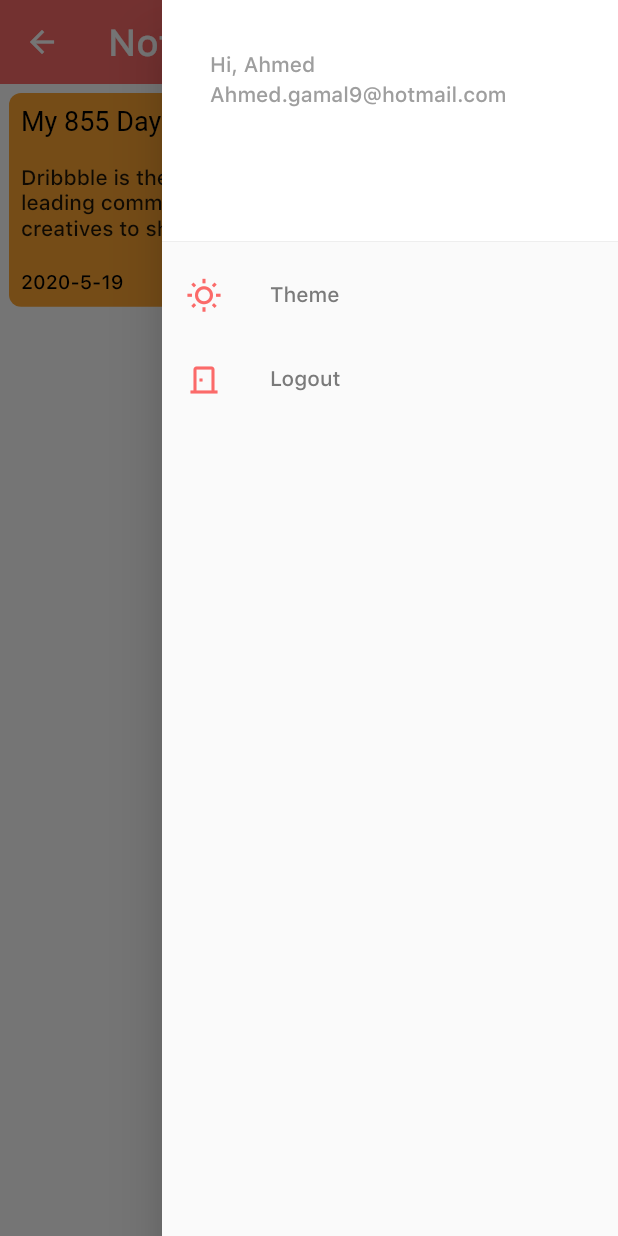
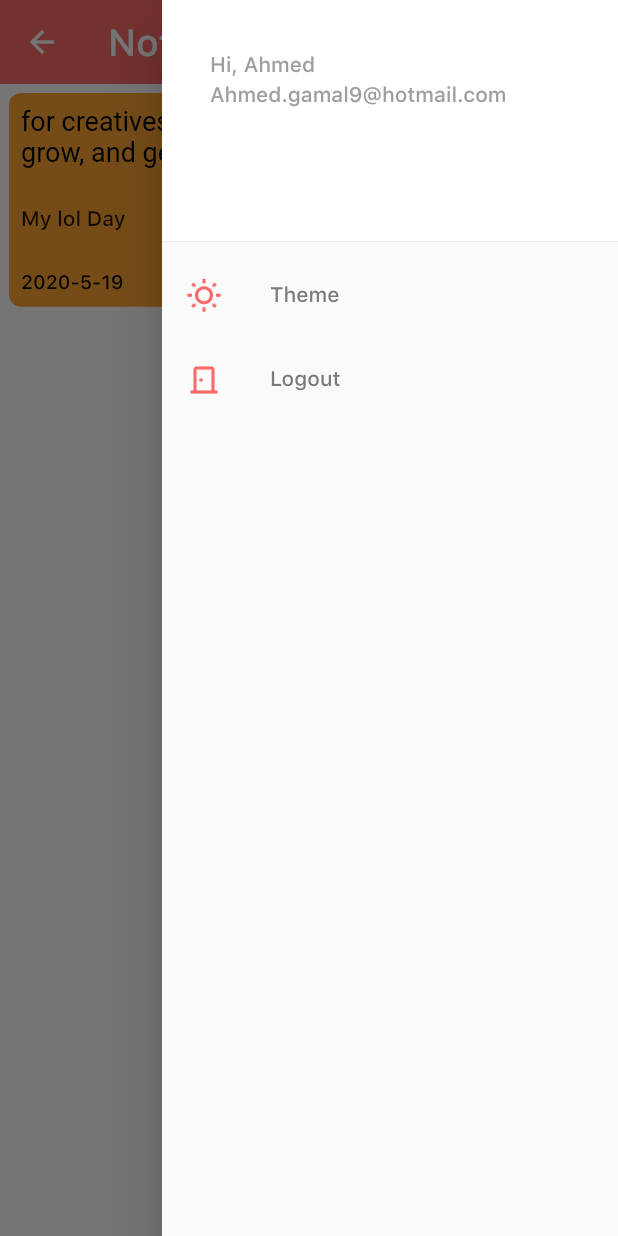
Before and after one commit to AhmedGamal905/notly, a Flutter app: the AddNote screen opened by its route, after a tap on "Save", after a tap on the "menu" icon, on a phone screen of 412 x 824 dp. Run offline on Flutter 3.47's test engine with Material 2 defaults, Android fonts, the phone set to English and light mode, and no system bars; our stand-ins replace cloud_firestore, firebase_auth, firebase_core, flutter_progress_hud, shared_preferences; accounts and stored records are empty.

Commit message:
2 edit
adding stream provider and model to the project

```diff
--- /dev/null
+++ b/lib/Models/NoteModel.dart
@@ -0,0 +1,35 @@
+import 'dart:convert';
+
+List<Note> noteFromJson(String str) =>
+    List<Note>.from(json.decode(str).map((x) => Note.fromJson(x)));
+
+String noteToJson(List<Note> data) =>
+    json.encode(List<dynamic>.from(data.map((x) => x.toJson())));
+
+class Note {
+  Note({
+    this.note,
+    this.date,
+    this.color,
+    this.title,
+  });
+
+  String note;
+  String date;
+  String color;
+  String title;
+
+  factory Note.fromJson(Map<String, dynamic> json) => Note(
+        note: json["note"],
+        date: json["date"],
+        color: json["color"],
+        title: json["title"],
+      );
+
+  Map<String, dynamic> toJson() => {
+        "note": note,
+        "date": date,
+        "color": color,
+        "title": title,
+      };
+}
--- a/lib/Screens/AddNote.dart
+++ b/lib/Screens/AddNote.dart
@@ -2,8 +2,11 @@ import 'package:cloud_firestore/cloud_firestore.dart';
 import 'package:flutter/material.dart';
 import 'package:notly/Helpers/Authentication.dart';
 import 'package:notly/Helpers/Constant/Colors.dart';
+import 'package:notly/Models/NoteModel.dart';
 import 'package:notly/Screens/Home.dart';
+import 'package:notly/Services/FirebaseServices.dart';
 import 'package:notly/Widgets/CustomButton.dart';
+
 import 'package:notly/Widgets/CustomField.dart';
 
 class AddNote extends StatefulWidget {
@@ -111,22 +114,14 @@ class _AddNoteState extends State<AddNote> {
             child: CustomButton(
               text: "Save",
               onTap: () {
-                firestoreInstance
-                    .collection("data")
-                    .doc(_userUid)
-                    .collection("notes")
-                    .doc()
-                    .set({
-                  "title": "My 855 Day",
-                  "date": "2020-5-19",
-                  "color": "CColors.lightRedTheme",
-                  "note":
-                      "Dribbble is the world’s leading community for creatives to share, grow, and get hired.Dribbble is the world’s leading community for creatives to share, grow, and get hired.Dribbble is the world’s leading community for creatives to share, grow, and get hired.",
-                }).then((_) {
-                  print("success!");
-                  Navigator.pushReplacement(
-                      context, MaterialPageRoute(builder: (context) => Home()));
-                });
+                FirebaseServices().addUserNotes(Note(
+                  note: 'My lol Day',
+                  date: '2020-5-19',
+                  color: 'ahmed',
+                  title: 'for creatives to share, grow, and get hired.',
+                ));
+                Navigator.pushReplacement(
+                    context, MaterialPageRoute(builder: (context) => Home()));
               },
               color: CColors.lightRedTheme,
             ),
--- a/lib/Screens/Auth/Login.dart
+++ b/lib/Screens/Auth/Login.dart
@@ -2,6 +2,7 @@ import 'package:cloud_firestore/cloud_firestore.dart';
 import 'package:flutter/material.dart';
 import 'package:flutter_progress_hud/flutter_progress_hud.dart';
 import 'package:notly/Helpers/Authentication.dart';
+
 import 'package:firebase_auth/firebase_auth.dart';
 import 'package:notly/Helpers/Constant/Colors.dart';
 import 'package:notly/Screens/Home.dart';
--- a/lib/Screens/Auth/SignUp.dart
+++ b/lib/Screens/Auth/SignUp.dart
@@ -2,6 +2,7 @@ import 'package:firebase_auth/firebase_auth.dart';
 import 'package:flutter/material.dart';
 import 'package:flutter_progress_hud/flutter_progress_hud.dart';
 import 'package:notly/Helpers/Authentication.dart';
+
 import 'package:notly/Helpers/Constant/Colors.dart';
 import 'package:notly/Screens/Home.dart';
 import 'package:notly/Widgets/CustomButton.dart';
--- a/lib/Screens/Home.dart
+++ b/lib/Screens/Home.dart
@@ -2,8 +2,11 @@ import 'package:cloud_firestore/cloud_firestore.dart';
 import 'package:flutter/material.dart';
 import 'package:notly/Helpers/Authentication.dart';
 import 'package:notly/Helpers/Constant/Colors.dart';
+import 'package:notly/Models/NoteModel.dart';
 import 'package:notly/Screens/Auth/Login.dart';
 import 'package:intl/intl.dart';
+import 'package:notly/Services/FirebaseServices.dart';
+import 'package:provider/provider.dart';
 
 class Home extends StatefulWidget {
   @override
@@ -30,6 +33,7 @@ class _HomeState extends State<Home> {
 
   @override
   Widget build(BuildContext context) {
+    List _userList = Provider.of<List<Note>>(context);
     return Scaffold(
       appBar: AppBar(
         iconTheme: IconThemeData(color: CColors.whiteTheme),
@@ -136,50 +140,21 @@ class _HomeState extends State<Home> {
           ],
         ),
       ),
-      body: StreamBuilder<QuerySnapshot>(
-        stream: firestoreInstance
-            .collection('data')
-            .doc(_userUid)
-            .collection('notes')
-            .snapshots(),
-        builder: (BuildContext context, AsyncSnapshot<QuerySnapshot> snapshot) {
-          if (snapshot.hasError) {
-            return new Text('Error in receiving Notes: ${snapshot.error}');
-          }
-          switch (snapshot.connectionState) {
-            case ConnectionState.none:
-              return new Text('Not connected to the Stream or null');
-            case ConnectionState.waiting:
-              return Center(
-                child: SizedBox(
-                  height: 50.0,
-                  width: 50.0,
-                  child: new CircularProgressIndicator(
-                    color: CColors.lightRedTheme,
-                  ),
-                ),
-              );
-            case ConnectionState.active:
-              print("Stream has started but not finished");
-              if (snapshot.hasData) {
-                final notes = snapshot.data.docs;
-                if (notes.length > 0) {
-                  return new GridView.builder(
-                    itemCount: notes.length,
+      body: GridView.builder(
+        itemCount: _userList.length,
         scrollDirection: Axis.vertical,
         shrinkWrap: true,
         primary: false,
-                    gridDelegate:
-                        const SliverGridDelegateWithFixedCrossAxisCount(
+        gridDelegate: const SliverGridDelegateWithFixedCrossAxisCount(
           crossAxisCount: 2,
           childAspectRatio: (100 / 75),
         ),
         itemBuilder: (BuildContext context, int index) {
+          // _userList.length
           return Padding(
             padding: const EdgeInsets.all(6),
             child: GestureDetector(
-                          onTap: () =>
-                              Navigator.pushNamed(context, '/ViewNote'),
+              onTap: () => Navigator.pushNamed(context, '/ViewNote'),
               child: Container(
                 decoration: BoxDecoration(
                   color: CColors.orangeTheme,
@@ -200,7 +175,7 @@ class _HomeState extends State<Home> {
                               color: Colors.black,
                               fontSize: 18,
                             ),
-                                        text: notes[index]['title'],
+                            text: _userList[index].title,
                           ),
                         ),
                       ),
@@ -211,7 +186,7 @@ class _HomeState extends State<Home> {
                           horizontal: 8,
                         ),
                         child: Text(
-                                      notes[index]['note'],
+                          _userList[index].note,
                           maxLines: 3,
                           overflow: TextOverflow.ellipsis,
                         ),
@@ -220,7 +195,7 @@ class _HomeState extends State<Home> {
                     Padding(
                       padding: const EdgeInsets.all(8),
                       child: Text(
-                                    notes[index]['date'],
+                        _userList[index].date,
                         style: TextStyle(
                           color: Colors.black,
                           fontSize: 13,
@@ -233,24 +208,6 @@ class _HomeState extends State<Home> {
             ),
           );
         },
-                  );
-                }
-              }
-
-              return new Center(
-                child: new Text(
-                  "No Notes has been found",
-                ),
-              );
-
-            case ConnectionState.done:
-              return new Text('Streaming is done');
-          }
-
-          return Container(
-            child: new Text("No Notes has been found."),
-          );
-        },
       ),
     );
   }
--- /dev/null
+++ b/lib/Services/FirebaseServices.dart
@@ -0,0 +1,27 @@
+import 'package:cloud_firestore/cloud_firestore.dart';
+import 'package:notly/Helpers/Authentication.dart';
+import 'package:notly/Models/NoteModel.dart';
+
+class FirebaseServices {
+  final _userUid = Auth().getUser().uid;
+  final firestoreInstance = FirebaseFirestore.instance;
+
+  Stream<List<Note>> getUserNotes() {
+    return firestoreInstance
+        .collection('data')
+        .doc(_userUid)
+        .collection('notes')
+        .snapshots()
+        .map((snapShot) =>
+            snapShot.docs.map((docs) => Note.fromJson(docs.data())).toList());
+  }
+
+  Future<void> addUserNotes(Note note) {
+    return firestoreInstance
+        .collection("data")
+        .doc(_userUid)
+        .collection("notes")
+        .doc()
+        .set(note.toJson());
+  }
+}
--- a/lib/main.dart
+++ b/lib/main.dart
@@ -5,8 +5,11 @@ import 'package:notly/Helpers/Constant/Colors.dart';
 import 'package:notly/Screens/AddNote.dart';
 import 'package:notly/Screens/Auth/Login.dart';
 import 'package:notly/Screens/Auth/SignUp.dart';
+
 import 'package:notly/Screens/Home.dart';
 import 'package:notly/Screens/ViewNote.dart';
+import 'package:notly/Services/FirebaseServices.dart';
+import 'package:provider/provider.dart';
 
 Future<void> main() async {
   WidgetsFlutterBinding.ensureInitialized();
@@ -38,7 +41,10 @@ class _MyAppState extends State<MyApp> {
 
   @override
   Widget build(BuildContext context) {
-    return MaterialApp(
+    return StreamProvider(
+      create: (BuildContext context) => FirebaseServices().getUserNotes(),
+      initialData: null,
+      child: MaterialApp(
         debugShowCheckedModeBanner: false,
         theme: ThemeData(
           scaffoldBackgroundColor: CColors.whiteTheme,
@@ -47,6 +53,7 @@ class _MyAppState extends State<MyApp> {
           accentColor: CColors.lightRedTheme,
           fontFamily: 'SFProText',
         ),
+        // _currentScreen
         home: _currentScreen,
         routes: {
           '/Home': (context) => Home(),
@@ -55,6 +62,7 @@ class _MyAppState extends State<MyApp> {
           '/ViewNote': (context) => ViewNote(),
           '/AddNote': (context) => AddNote(),
         },
+      ),
     );
   }
 }
```
Lines whose indentation alone changed are shown as unchanged.
